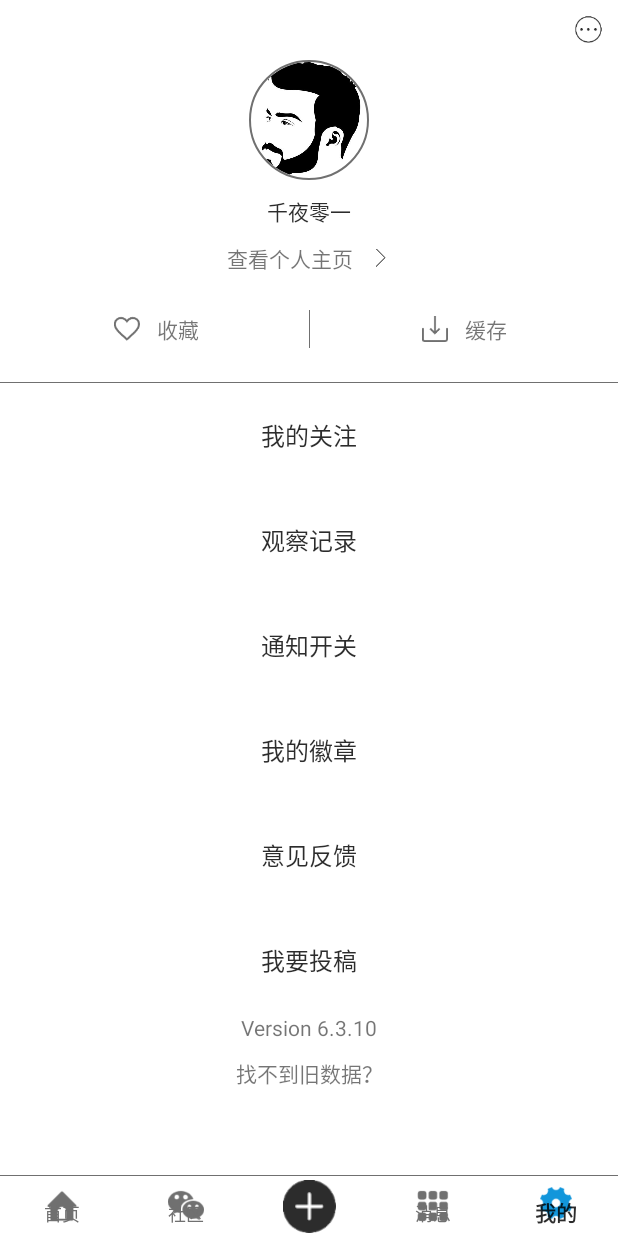
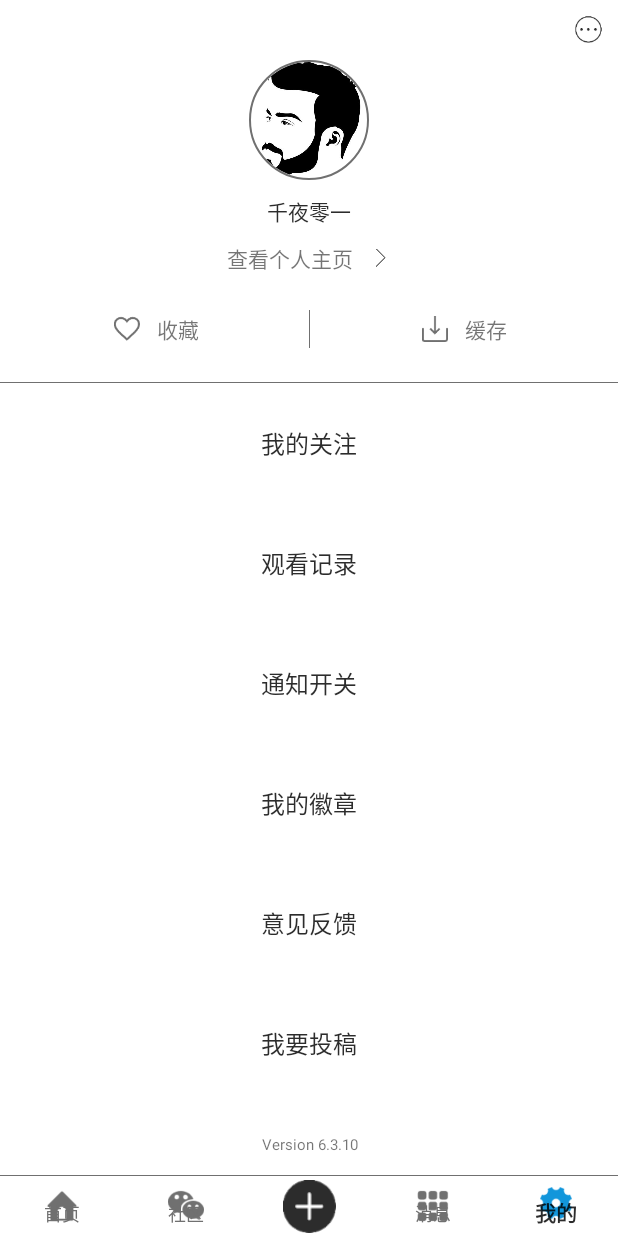
Before and after one commit to Kingcool759/openeyes, an Android app: the screen it shows after launch (MainActivity), item 5 of the bottom bar chosen, on a phone screen of 412 x 824 dp. Run offline under Robolectric (Android 15) with nearby library versions, the phone set to English and light mode, and no system bars; our stand-ins replace CircleImageView.

Commit message:
我的界面去除recycler改用scrollview实现，另外增加点击事件处理

```diff
--- a/app/src/main/AndroidManifest.xml
+++ b/app/src/main/AndroidManifest.xml
@@ -9,7 +9,7 @@
         android:roundIcon="@mipmap/ic_launcher_round"
         android:supportsRtl="true"
         android:theme="@style/AppTheme">
-        <activity android:name=".MainActivity">
+        <activity android:name=".main.MainActivity">
             <intent-filter>
                 <action android:name="android.intent.action.MAIN" />
 
--- a/app/src/main/java/com/example/openeyes/adapter/MineRecycler.kt
+++ b/app/src/main/java/com/example/openeyes/adapter/MineRecyclerAdapter.kt
@@ -12,18 +12,18 @@ import com.example.openeyes.R
  * @auther
  * @describe
  */
-class MineRecycler(textList: ArrayList<String>) : RecyclerView.Adapter<MineRecycler.MyViewHolder>() {
+class MineRecyclerAdapter(textList: ArrayList<String>) : RecyclerView.Adapter<MineRecyclerAdapter.MyViewHolder>() {
 
     private val textList:ArrayList<String>? = textList
 
-    override fun onCreateViewHolder(parent: ViewGroup, viewType: Int): MineRecycler.MyViewHolder {
+    override fun onCreateViewHolder(parent: ViewGroup, viewType: Int): MineRecyclerAdapter.MyViewHolder {
         val view = LayoutInflater.from(parent.context).inflate(R.layout.recycler_mine_item,parent,false)
         return MyViewHolder(view)
     }
 
     override fun getItemCount(): Int = textList!!.size
 
-    override fun onBindViewHolder(holder: MineRecycler.MyViewHolder, position: Int) {
+    override fun onBindViewHolder(holder: MineRecyclerAdapter.MyViewHolder, position: Int) {
         val textpot = textList?.get(position)
         holder.title.text = textpot
     }
--- a/app/src/main/java/com/example/openeyes/fragment/MineFragment.kt
+++ b/app/src/main/java/com/example/openeyes/fragment/MineFragment.kt
@@ -6,15 +6,15 @@ import androidx.fragment.app.Fragment
 import android.view.LayoutInflater
 import android.view.View
 import android.view.ViewGroup
+import android.widget.TextView
+import android.widget.Toast
 import androidx.recyclerview.widget.LinearLayoutManager
 import com.example.openeyes.R
-import com.example.openeyes.adapter.MineRecycler
+import com.example.openeyes.adapter.MineRecyclerAdapter
 import com.example.openeyes.viewmodel.MineViewModel
 import kotlinx.android.synthetic.main.mine_fragment.*
 
 class MineFragment : Fragment() {
-
-    private val textList = ArrayList<String>();
 
     private lateinit var viewModel: MineViewModel
 
@@ -22,27 +22,24 @@ class MineFragment : Fragment() {
         inflater: LayoutInflater, container: ViewGroup?,
         savedInstanceState: Bundle?
     ): View? {
-        return inflater.inflate(R.layout.mine_fragment, container, false)
+        val view = inflater.inflate(R.layout.mine_fragment, container, false)
+        return view
     }
 
     override fun onActivityCreated(savedInstanceState: Bundle?) {
         super.onActivityCreated(savedInstanceState)
         viewModel = ViewModelProviders.of(this).get(MineViewModel::class.java)
-        // TODO: Use the ViewModel
-        //使用Recycler
-        initTextList()
-        val layoutManager = LinearLayoutManager(context)
-        mineRecycler.layoutManager = layoutManager
-        val adapter = MineRecycler(textList)
-        mineRecycler.adapter = adapter
+        //点击事件处理
+        onClick()
     }
 
-    private fun initTextList(){
-        textList.add(0,"我的关注")
-        textList.add(1,"观察记录")
-        textList.add(2,"通知开关")
-        textList.add(3,"我的徽章")
-        textList.add(4,"意见反馈")
-        textList.add(5,"我要投稿")
+    private fun onClick(){
+        tv_mine_care.setOnClickListener { Toast.makeText(context,"关注",Toast.LENGTH_SHORT).show() }
+        tv_mine_record.setOnClickListener { Toast.makeText(context,"记录",Toast.LENGTH_SHORT).show() }
+        tv_mine_message.setOnClickListener { Toast.makeText(context,"消息",Toast.LENGTH_SHORT).show() }
+        tv_mine_badge.setOnClickListener { Toast.makeText(context,"徽章",Toast.LENGTH_SHORT).show() }
+        tv_mine_idea.setOnClickListener { Toast.makeText(context,"意见",Toast.LENGTH_SHORT).show() }
+        tv_mine_magazine.setOnClickListener { Toast.makeText(context,"投稿",Toast.LENGTH_SHORT).show() }
     }
+
 }
--- a/app/src/main/java/com/example/openeyes/MainActivity.kt
+++ b/app/src/main/java/com/example/openeyes/main/MainActivity.kt
@@ -1,12 +1,12 @@
-package com.example.openeyes
+package com.example.openeyes.main
 
-import android.os.Build
 import android.os.Bundle
 import android.view.MenuItem
 import android.view.View
 import android.widget.Toast
 import androidx.appcompat.app.AppCompatActivity
 import androidx.fragment.app.Fragment
+import com.example.openeyes.R
 import com.example.openeyes.fragment.CommunityFrgment
 import com.example.openeyes.fragment.HomeFragment
 import com.example.openeyes.fragment.MessageFragment
--- a/app/src/main/res/layout/activity_main.xml
+++ b/app/src/main/res/layout/activity_main.xml
@@ -4,7 +4,7 @@
     xmlns:tools="http://schemas.android.com/tools"
     android:layout_width="match_parent"
     android:layout_height="match_parent"
-    tools:context=".MainActivity"
+    tools:context=".main.MainActivity"
     tools:ignore="MissingConstraints">
 
 
--- a/app/src/main/res/layout/mine_fragment.xml
+++ b/app/src/main/res/layout/mine_fragment.xml
@@ -133,28 +133,82 @@
 
     </androidx.constraintlayout.widget.ConstraintLayout>
 
-    <androidx.recyclerview.widget.RecyclerView
-        android:id="@+id/mineRecycler"
+    <androidx.core.widget.NestedScrollView
+        android:id="@+id/nesScrollView"
         android:layout_width="match_parent"
-        android:layout_height="wrap_content"
-        app:layout_constraintTop_toBottomOf="@id/mineInfo" />
+        android:layout_height="0dp"
+        app:layout_constraintTop_toBottomOf="@id/mineInfo"
+        app:layout_constraintBottom_toBottomOf="parent">
+
+        <androidx.constraintlayout.widget.ConstraintLayout
+            android:layout_width="match_parent"
+            android:layout_height="wrap_content">
+
+            <TextView
+                android:id="@+id/tv_mine_care"
+                style="@style/Mine_tv"
+                android:text="我的关注" />
+
+            <TextView
+                android:id="@+id/tv_mine_record"
+                style="@style/Mine_tv"
+                android:text="观看记录"
+                app:layout_constraintTop_toBottomOf="@id/tv_mine_care" />
+
+            <TextView
+                android:id="@+id/tv_mine_message"
+                style="@style/Mine_tv"
+                android:text="通知开关"
+                app:layout_constraintTop_toBottomOf="@id/tv_mine_record" />
+
+            <TextView
+                android:id="@+id/tv_mine_badge"
+                style="@style/Mine_tv"
+                android:text="我的徽章"
+                app:layout_constraintTop_toBottomOf="@+id/tv_mine_message" />
+
+            <TextView
+                android:id="@+id/tv_mine_idea"
+                style="@style/Mine_tv"
+                android:text="意见反馈"
+                app:layout_constraintTop_toBottomOf="@+id/tv_mine_badge" />
+
+            <TextView
+                android:id="@+id/tv_mine_magazine"
+                style="@style/Mine_tv"
+                android:text="我要投稿"
+                app:layout_constraintTop_toBottomOf="@+id/tv_mine_idea" />
+
+            <androidx.constraintlayout.widget.ConstraintLayout
+                android:layout_width="match_parent"
+                android:layout_height="80dp"
+                app:layout_constraintTop_toBottomOf="@id/tv_mine_magazine">
 
                 <TextView
                     android:id="@+id/version"
+                    android:layout_width="match_parent"
+                    android:layout_height="wrap_content"
+                    android:gravity="center"
+                    android:textSize="10sp"
+                    android:linksClickable="true"
                     android:text="Version 6.3.10"
-        app:layout_constraintTop_toBottomOf="@id/mineRecycler"
-        app:layout_constraintStart_toStartOf="parent"
-        app:layout_constraintEnd_toEndOf="parent"
-        android:layout_width="wrap_content"
-        android:layout_height="wrap_content"/>
+                    app:layout_constraintBottom_toTopOf="@+id/version_data"
+                    app:layout_constraintTop_toTopOf="parent"
+                    app:layout_constraintVertical_chainStyle="packed" />
 
                 <TextView
+                    android:id="@+id/version_data"
+                    android:layout_width="match_parent"
+                    android:layout_height="wrap_content"
                     android:layout_marginTop="10dp"
+                    android:gravity="center"
                     android:text="找不到旧数据？"
-        app:layout_constraintTop_toBottomOf="@id/version"
-        app:layout_constraintStart_toStartOf="parent"
-        app:layout_constraintEnd_toEndOf="parent"
-        android:layout_width="wrap_content"
-        android:layout_height="wrap_content"/>
+                    android:textSize="10sp"
+                    app:layout_constraintBottom_toBottomOf="parent"
+                    app:layout_constraintTop_toBottomOf="@id/version" />
+            </androidx.constraintlayout.widget.ConstraintLayout>
 
         </androidx.constraintlayout.widget.ConstraintLayout>
+    </androidx.core.widget.NestedScrollView>
+
+</androidx.constraintlayout.widget.ConstraintLayout>
--- a/app/src/main/res/layout/recycler_mine_item.xml
+++ b/app/src/main/res/layout/recycler_mine_item.xml
@@ -7,7 +7,7 @@
     <TextView
         android:id="@+id/mine_title"
         android:layout_width="match_parent"
-        android:layout_height="70dp"
+        android:layout_height="80dp"
         android:textSize="16dp"
         android:textColor="@color/black"
         tools:text="测试一下"
--- /dev/null
+++ b/app/src/main/res/values/dimens.xml
@@ -0,0 +1,5 @@
+<?xml version="1.0" encoding="utf-8"?>
+<resources>
+
+
+</resources>
--- a/app/src/main/res/values/styles.xml
+++ b/app/src/main/res/values/styles.xml
@@ -9,4 +9,12 @@
         <!--去掉顶部系统TitleBar-->
         <item name="windowNoTitle">true</item>
     </style>
+
+    <style name="Mine_tv" parent="Widget.AppCompat.TextView">
+        <item name="android:gravity">center</item>
+        <item name="android:layout_width">match_parent</item>
+        <item name="android:layout_height">80dp</item>
+        <item name="android:textSize">16sp</item>
+        <item name="android:textColor">@color/black</item>
+    </style>
 </resources>
```
Lines whose indentation alone changed are shown as unchanged.
